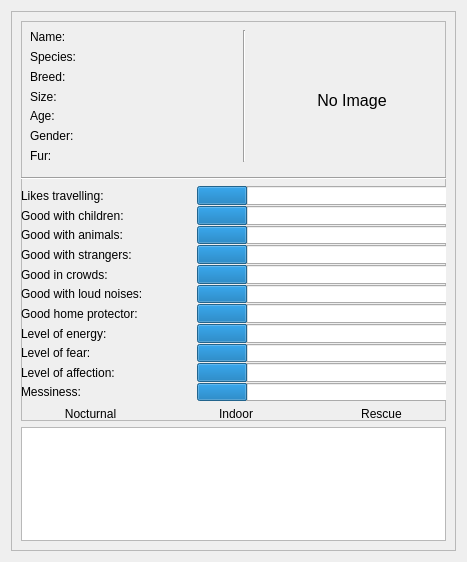
This is deliverable2-code/viewanimals.ui in ashleefoureyes/quackjaws as Qt 5 draws it before an edit. The edited form follows.
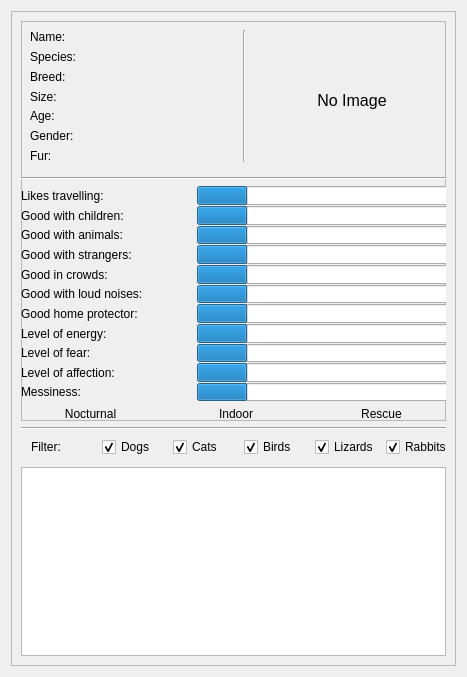
This is the edited form.

Commit message: ViewAnimals now supports filtering by species

What changed in the file:
```diff
--- a/deliverable2-code/viewanimals.ui
+++ b/deliverable2-code/viewanimals.ui
@@ -7,7 +7,7 @@
     <x>0</x>
     <y>0</y>
     <width>467</width>
-    <height>562</height>
+    <height>677</height>
    </rect>
   </property>
   <property name="windowTitle">
@@ -25,13 +25,10 @@
         <x>0</x>
         <y>0</y>
         <width>453</width>
-        <height>548</height>
+        <height>663</height>
        </rect>
       </property>
       <layout class="QGridLayout" name="gridLayout_2">
-       <item row="1" column="0">
-        <widget class="QListWidget" name="animalList"/>
-       </item>
        <item row="0" column="0">
         <widget class="QFrame" name="frame">
          <property name="minimumSize">
@@ -843,6 +840,95 @@
          </widget>
         </widget>
        </item>
+       <item row="2" column="0">
+        <widget class="QWidget" name="widget_3" native="true">
+         <property name="minimumSize">
+          <size>
+           <width>0</width>
+           <height>25</height>
+          </size>
+         </property>
+         <widget class="QWidget" name="">
+          <property name="geometry">
+           <rect>
+            <x>10</x>
+            <y>0</y>
+            <width>421</width>
+            <height>22</height>
+           </rect>
+          </property>
+          <layout class="QHBoxLayout" name="horizontalLayout_3">
+           <item>
+            <widget class="QLabel" name="label">
+             <property name="text">
+              <string>Filter:</string>
+             </property>
+            </widget>
+           </item>
+           <item>
+            <widget class="QCheckBox" name="filterDogs">
+             <property name="text">
+              <string>Dogs</string>
+             </property>
+             <property name="checked">
+              <bool>true</bool>
+             </property>
+            </widget>
+           </item>
+           <item>
+            <widget class="QCheckBox" name="filterCats">
+             <property name="text">
+              <string>Cats</string>
+             </property>
+             <property name="checked">
+              <bool>true</bool>
+             </property>
+            </widget>
+           </item>
+           <item>
+            <widget class="QCheckBox" name="filterBirds">
+             <property name="text">
+              <string>Birds</string>
+             </property>
+             <property name="checked">
+              <bool>true</bool>
+             </property>
+            </widget>
+           </item>
+           <item>
+            <widget class="QCheckBox" name="filterLizards">
+             <property name="text">
+              <string>Lizards</string>
+             </property>
+             <property name="checked">
+              <bool>true</bool>
+             </property>
+            </widget>
+           </item>
+           <item>
+            <widget class="QCheckBox" name="filterRabbits">
+             <property name="text">
+              <string>Rabbits</string>
+             </property>
+             <property name="checked">
+              <bool>true</bool>
+             </property>
+            </widget>
+           </item>
+          </layout>
+         </widget>
+        </widget>
+       </item>
+       <item row="3" column="0">
+        <widget class="QListWidget" name="animalList"/>
+       </item>
+       <item row="1" column="0">
+        <widget class="Line" name="line_3">
+         <property name="orientation">
+          <enum>Qt::Horizontal</enum>
+         </property>
+        </widget>
+       </item>
       </layout>
      </widget>
     </widget>
```
The commit also changes 4 other files.
